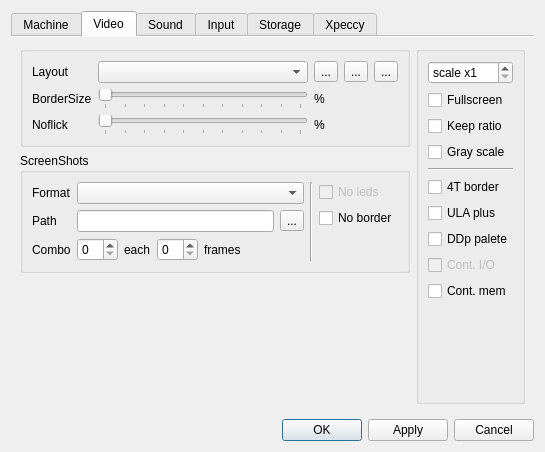
This is ui/setupwin.ui in samstyle/Xpeccy as Qt 5 draws it before an edit. The edited form follows.
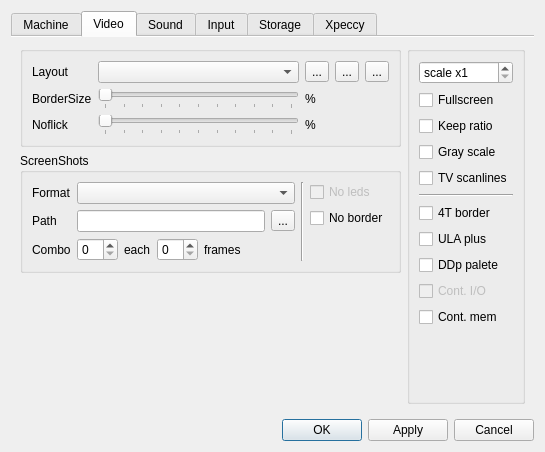
This is the edited form. The open tabs and pages were chosen to show the change. Icons and pictures are not drawn. Custom widgets are drawn as their Qt base class.

Commit message: build 20201016 + Add TV-scanlines filter

Diff of the .ui file:
```diff
--- a/ui/setupwin.ui
+++ b/ui/setupwin.ui
@@ -703,6 +703,13 @@
               </property>
              </widget>
             </item>
+            <item>
+             <widget class="QCheckBox" name="cbScanlines">
+              <property name="text">
+               <string>TV scanlines</string>
+              </property>
+             </widget>
+            </item>
             <item>
              <widget class="Line" name="line">
               <property name="orientation">
```
The commit also changes 9 other files.
